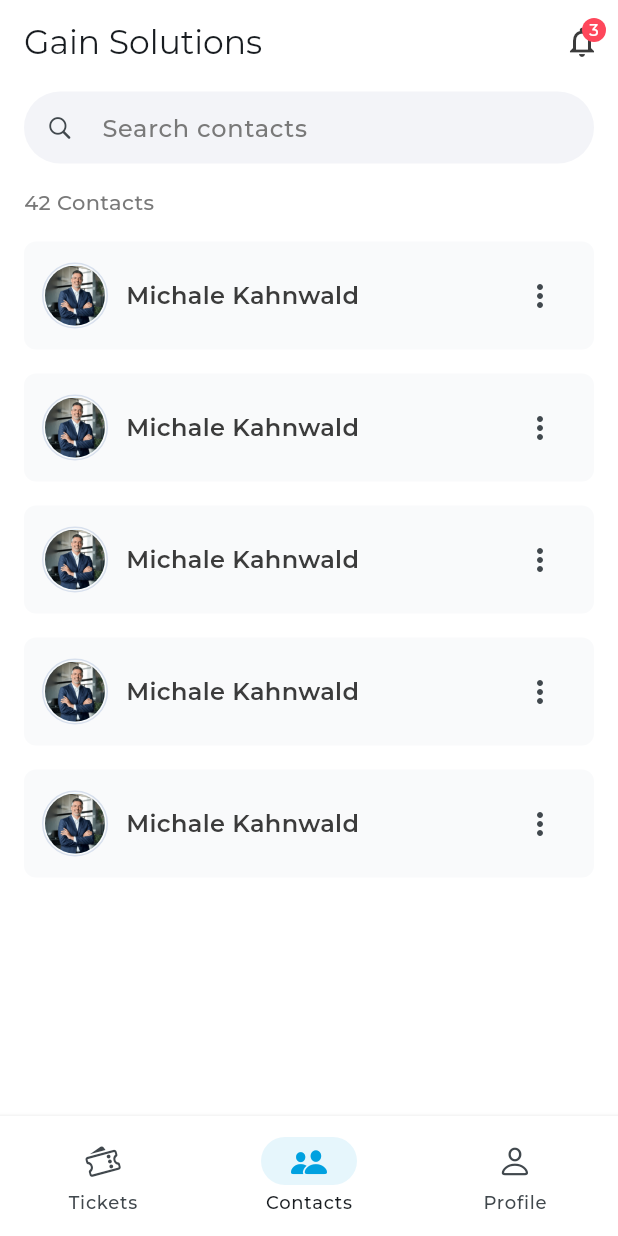
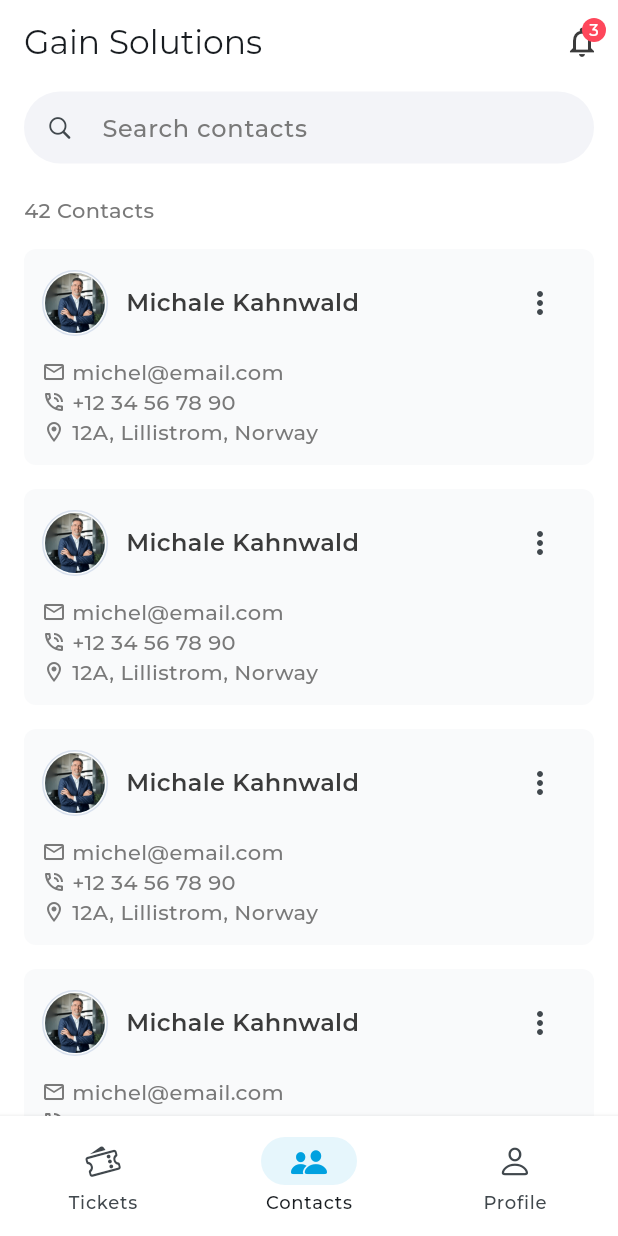
Before and after one commit to soton371/tickets, a Flutter app: the ContactPage screen opened by its route, on a phone screen of 412 x 824 dp. Run offline on Flutter 3.47's test engine with Material 3 defaults, Android fonts, the phone set to English and light mode, and no system bars; our stand-ins replace go_router; project files that could hold a hidden picture were left out.

Commit message:
contact done

```diff
--- a/lib/features/contacts/presentation/pages/contact_page.dart
+++ b/lib/features/contacts/presentation/pages/contact_page.dart
@@ -10,13 +10,18 @@ class ContactPage extends StatelessWidget {
   Widget build(BuildContext context) {
     return Scaffold(
       appBar: AppAppBar(),
-      body: ListView(
+      body: Column(
+        children: [
+          Padding(
+            padding: EdgeInsets.symmetric(vertical: 5, horizontal: AppSizes.paddingBody),
+            child: AppSearchBar(hintText: "Search contacts",),
+          ),
+          Expanded(
+            child: ListView(
               padding: EdgeInsets.symmetric(
                 horizontal: AppSizes.paddingBody
               ),
               children: [
-          SizedBox(height: 5,),
-          AppSearchBar(hintText: "Search contacts",),
                 SizedBox(height: AppSizes.paddingBody,),
                 Text("42 Contacts", style: TextStyle(color: AppColors.headlineGrey, fontWeight: FontWeight.w500),),
                 SizedBox(height: AppSizes.paddingBody,),
@@ -59,7 +64,26 @@ class ContactPage extends StatelessWidget {
                                 //action
                                 IconButton(onPressed: (){}, icon: Icon(Icons.more_vert))
                               ],
-                      )
+                            ),
+                            SizedBox(height: AppSizes.paddingInside,),
+                            Row(
+                              children: [
+                                Icon(Icons.mail_outline,color: AppColors.headlineGrey, size: 16,),
+                                Text(" michel@email.com",style: TextStyle(fontWeight: FontWeight.w500, color: AppColors.headlineGrey),),
+                              ],
+                            ),
+                            Row(
+                              children: [
+                                Icon(Icons.phone_in_talk_outlined,color: AppColors.headlineGrey, size: 16,),
+                                Text(" +12 34 56 78 90",style: TextStyle(fontWeight: FontWeight.w500, color: AppColors.headlineGrey),),
+                              ],
+                            ),
+                            Row(
+                              children: [
+                                Icon(Icons.location_on_outlined,color: AppColors.headlineGrey, size: 16,),
+                                Text(" 12A, Lillistrom, Norway",style: TextStyle(fontWeight: FontWeight.w500, color: AppColors.headlineGrey),),
+                              ],
+                            ),
                           ],
                         ),
                       );
@@ -67,6 +91,9 @@ class ContactPage extends StatelessWidget {
                 )
               ],
             ),
+          ),
+        ],
+      ),
     );
   }
 }
```
Lines whose indentation alone changed are shown as unchanged.
